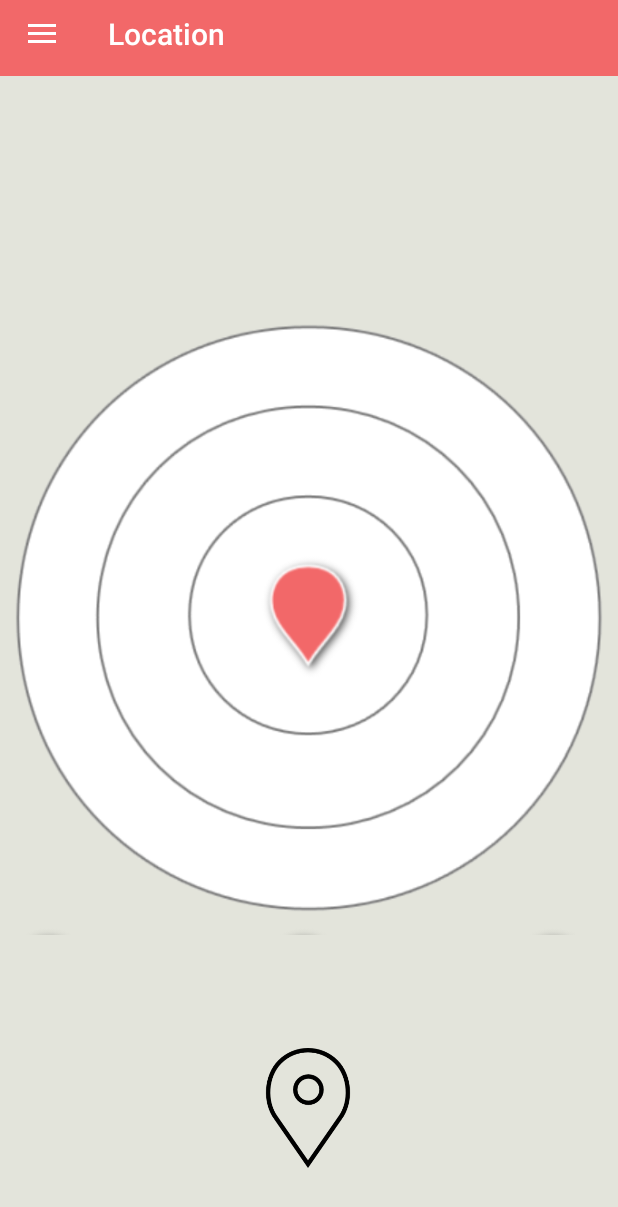
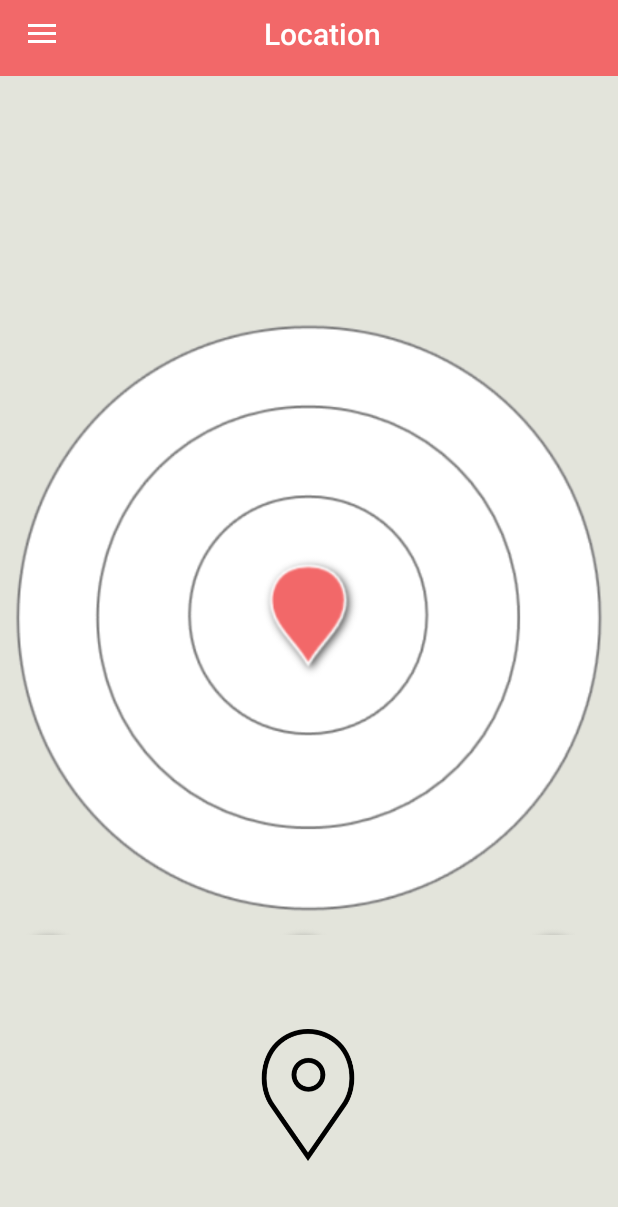
Before and after one commit to ahhhfiq/MatchTunes, an Android app: the locationlocationlocation screen opened directly, with no data from a screen before it, on a phone screen of 412 x 824 dp. Shown: the top 1207 px of the screen. Run offline under Robolectric (Android 15) with nearby library versions, the phone set to English and light mode, and no system bars.

Commit message:
Added location
Added profile

```diff
--- a/app/src/main/java/tp/edu/sg/musicstreamv10/RegisterScreen.java
+++ b/app/src/main/java/tp/edu/sg/musicstreamv10/RegisterScreen.java
@@ -55,7 +55,6 @@ public class RegisterScreen extends AppCompatActivity {
     }
 
     private void createAcc(){
-
 
         inputEmail = (EditText) findViewById(R.id.email);
         inputPass = (EditText) findViewById(R.id.password);
--- a/app/src/main/java/tp/edu/sg/musicstreamv10/playMusic.java
+++ b/app/src/main/java/tp/edu/sg/musicstreamv10/playMusic.java
@@ -498,7 +498,6 @@ public class playMusic extends AppCompatActivity {
                     shuffleAct = true;
                     System.out.println("Shuffle " + shuffleAct);
                     btnShuffle.setBackgroundResource(R.drawable.shuffleon);
-
                 }
                 else{
                     btnShuffle.setBackgroundResource(R.drawable.shuffleoff);
--- a/app/src/main/java/tp/edu/sg/musicstreamv10/setting.java
+++ b/app/src/main/java/tp/edu/sg/musicstreamv10/setting.java
@@ -141,7 +141,7 @@ public class setting extends AppCompatActivity {
     }
 
     public void myAcc(View view) {
-        Intent intent = new Intent(this, notif.class);
+        Intent intent = new Intent(this, myAccount.class);
         startActivity(intent);
         overridePendingTransition(R.anim.fadein, R.anim.fadeout);
     }
--- a/app/src/main/res/layout/activity_locationlocationlocation.xml
+++ b/app/src/main/res/layout/activity_locationlocationlocation.xml
@@ -30,12 +30,20 @@
                 style="@style/TextAppearance.AppCompat.Widget.ActionBar.Title"
                 android:layout_width="wrap_content"
                 android:layout_height="wrap_content"
-                android:layout_gravity="left"
+                android:layout_gravity="center"
                 android:text="Location"
                 android:textColor="#ffff" />
         </android.support.v7.widget.Toolbar>
     </android.support.v7.widget.LinearLayoutCompat>
 
+
+    <android.support.constraint.ConstraintLayout
+        android:layout_width="152dp"
+        android:layout_height="667dp"
+        tools:layout_editor_absoluteX="8dp"
+        tools:layout_editor_absoluteY="8dp">
+
+    </android.support.constraint.ConstraintLayout>
 
     <ImageView
         android:id="@+id/imageView3"
@@ -47,11 +55,47 @@
         android:layout_width="match_parent"
         android:layout_height="match_parent">
 
+        <ImageView
+            android:id="@+id/userProfile"
+            android:layout_width="502dp"
+            android:layout_height="553dp"
+            android:visibility="invisible"
+            app:layout_constraintBottom_toBottomOf="parent"
+            app:layout_constraintHorizontal_bias="0.505"
+            app:layout_constraintLeft_toLeftOf="parent"
+            app:layout_constraintRight_toRightOf="parent"
+            app:layout_constraintTop_toTopOf="parent"
+            app:srcCompat="@drawable/rebeccablack" />
+
+        <ImageView
+            android:id="@+id/otherUser"
+            android:layout_width="100dp"
+            android:layout_height="100dp"
+            android:layout_marginBottom="354dp"
+            android:layout_marginLeft="8dp"
+            android:layout_marginRight="8dp"
+            android:visibility="invisible"
+            android:clickable="true"
+            app:layout_constraintBottom_toBottomOf="parent"
+            app:layout_constraintHorizontal_bias="0.027"
+            app:layout_constraintLeft_toLeftOf="parent"
+            app:layout_constraintRight_toRightOf="parent"
+            app:srcCompat="@drawable/newuser"
+            android:layout_marginStart="8dp"
+            android:layout_marginEnd="8dp" />
+
+    </android.support.constraint.ConstraintLayout>
+
+    <android.support.constraint.ConstraintLayout
+        android:layout_width="match_parent"
+        android:layout_height="match_parent">
+
         <ToggleButton
             android:id="@+id/locationSwitch"
-            android:layout_width="80dp"
-            android:layout_height="80dp"
-            android:layout_marginBottom="45dp"
+            android:layout_width="88dp"
+            android:layout_height="88dp"
+            android:layout_marginBottom="50dp"
+            android:layout_marginTop="8dp"
             android:background="@drawable/locatetoggle"
             android:text=""
             android:textOff=""
@@ -59,7 +103,10 @@
             app:layout_constraintBottom_toBottomOf="parent"
             app:layout_constraintHorizontal_bias="0.498"
             app:layout_constraintLeft_toLeftOf="parent"
-            app:layout_constraintRight_toRightOf="parent" />
+            app:layout_constraintRight_toRightOf="parent"
+            app:layout_constraintTop_toTopOf="parent"
+            app:layout_constraintVertical_bias="1.0" />
+
     </android.support.constraint.ConstraintLayout>
 
     <android.support.design.widget.NavigationView
```
Also changed, not shown: app/src/main/java/tp/edu/sg/musicstreamv10/locationlocationlocation.java (+66 -3 lines), app/src/main/java/tp/edu/sg/musicstreamv10/notif.java (+46 -0 lines), app/src/main/res/layout/activity_chat_side_best_side.xml (+15 -13 lines), app/src/main/res/layout/activity_notif.xml (+51 -10 lines), app/src/main/res/drawable/heartshape.png (added), app/src/main/res/drawable/newuser.png (added), app/src/main/res/drawable/rebeccablack.png (added), 48 other files.
